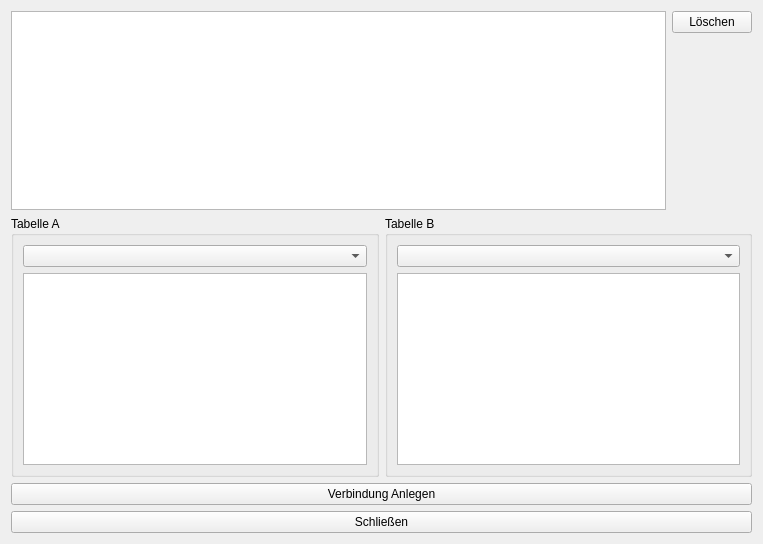
Before: the Qt Designer form qt/doDBRelation/doDBRelationEditor.ui in stackshadow/copilot, drawn with Qt 5.
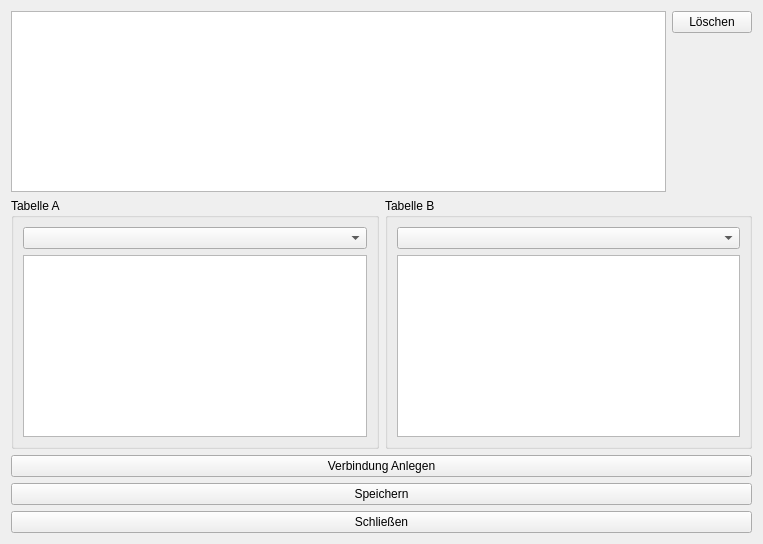
After: the same form once the commit is applied.

Commit message: doDBRelation can now start and check relations on connection-mode

```diff
--- a/qt/doDBRelation/doDBRelationEditor.ui
+++ b/qt/doDBRelation/doDBRelationEditor.ui
@@ -86,6 +86,13 @@
      </property>
     </widget>
    </item>
+   <item>
+    <widget class="QPushButton" name="btnSave">
+     <property name="text">
+      <string>Speichern</string>
+     </property>
+    </widget>
+   </item>
    <item>
     <widget class="QPushButton" name="btnClose">
      <property name="text">
```
The commit also changes 5 other files.
